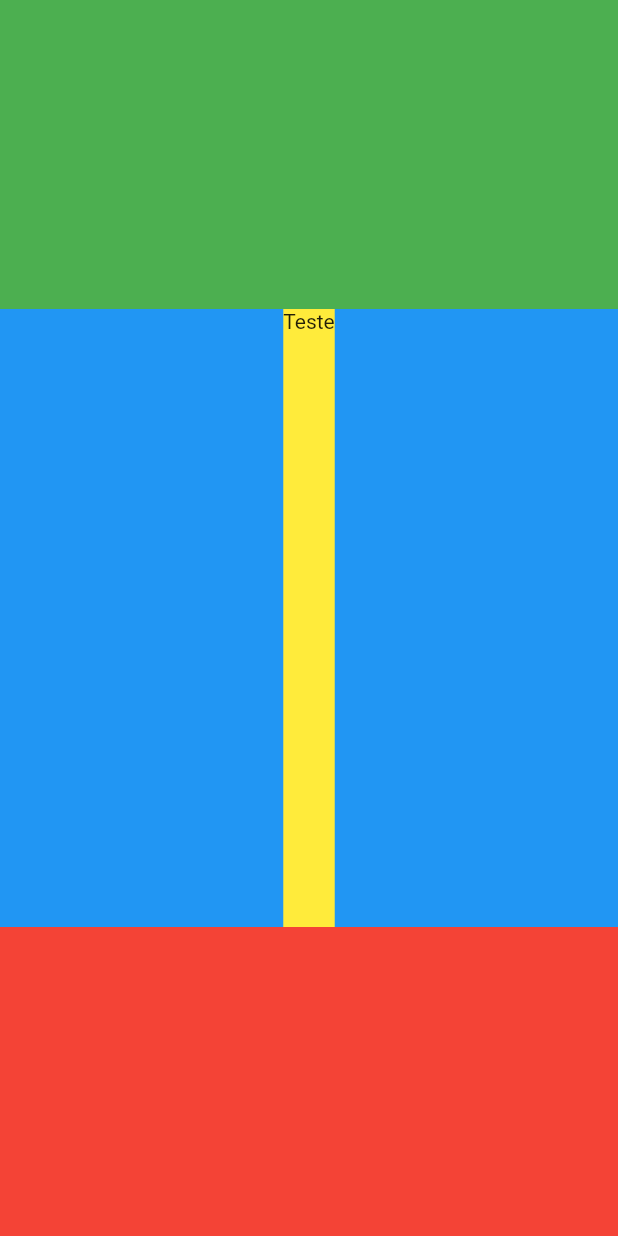
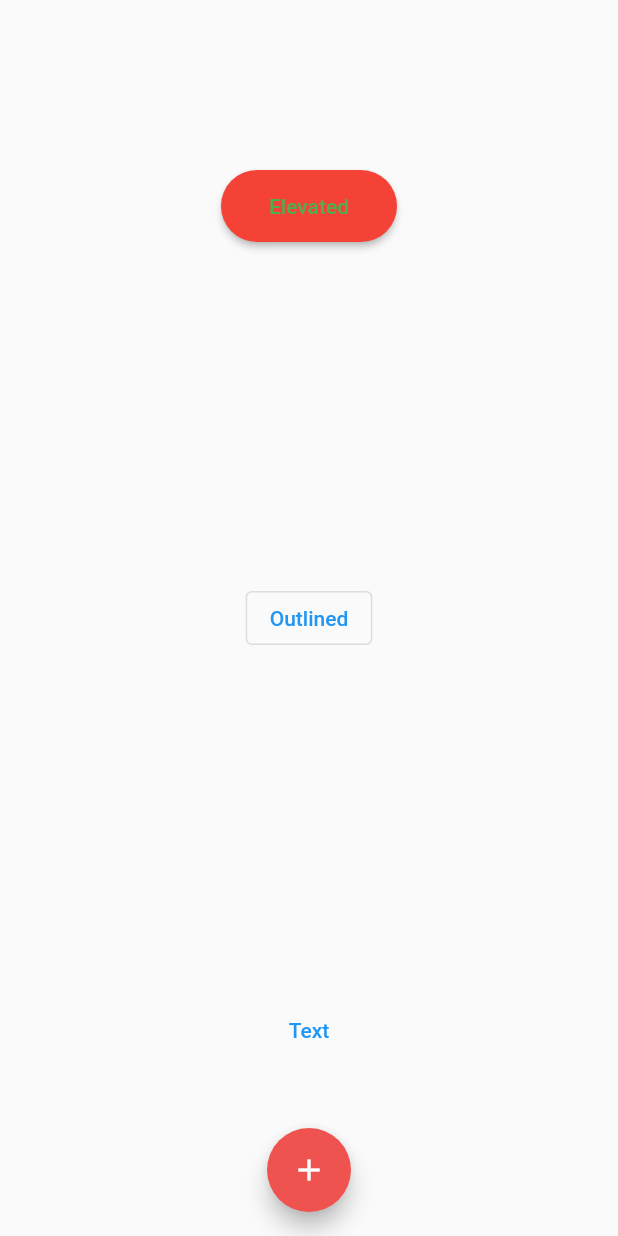
Before and after one commit to EduardoGPS-18/UseAcademy, a Flutter app: the screen it shows after launch, on a phone screen of 412 x 824 dp. Run offline on Flutter 3.47's test engine with Material 2 defaults, Android fonts, the phone set to English and light mode, and no system bars; our stand-ins replace google_fonts.

Commit message:
feat: using FAB and buttons

```diff
--- a/Flutter/use_academy_app/lib/ui/pages/home_page.dart
+++ b/Flutter/use_academy_app/lib/ui/pages/home_page.dart
@@ -8,33 +8,47 @@ class HomePage extends StatelessWidget {
     return Scaffold(
       body: SafeArea(
         child: SizedBox.expand(
-          child: Container(
-            color: Colors.blue,
+          child: SizedBox(
+            width: 64,
+            height: 64,
             child: Column(
+              mainAxisAlignment: MainAxisAlignment.spaceAround,
               children: [
-                Expanded(
-                  child: Container(
-                    color: Colors.green,
+                ElevatedButton(
+                  child: const Text("Elevated"),
+                  onPressed: () => debugPrint("Pressed"),
+                  onLongPress: () => debugPrint("Long press"),
+                  style: ElevatedButton.styleFrom(
+                    primary: Colors.red,
+                    onPrimary: Colors.green,
+                    padding: const EdgeInsets.symmetric(
+                      vertical: 16,
+                      horizontal: 32,
+                    ),
+                    shape: RoundedRectangleBorder(
+                      borderRadius: BorderRadius.circular(32),
+                    ),
                   ),
                 ),
-                Flexible(
-                  flex: 2,
-                  fit: FlexFit.tight,
-                  child: Container(
-                    color: Colors.yellow,
-                    child: Text("Teste"),
-                  ),
+                OutlinedButton(
+                  onPressed: () {},
+                  child: const Text("Outlined"),
                 ),
-                Expanded(
-                  child: Container(
-                    color: Colors.red,
-                  ),
-                )
+                TextButton(
+                  onPressed: () {},
+                  child: const Text("Text"),
+                ),
               ],
             ),
           ),
         ),
       ),
+      floatingActionButtonLocation: FloatingActionButtonLocation.centerFloat,
+      floatingActionButton: FloatingActionButton(
+        onPressed: () {},
+        child: const Icon(Icons.add),
+        backgroundColor: Colors.red[400],
+      ),
     );
   }
 }
```
Also changed, not shown: Flutter/use_academy_app/analysis_options.yaml (line endings or trailing spaces).
